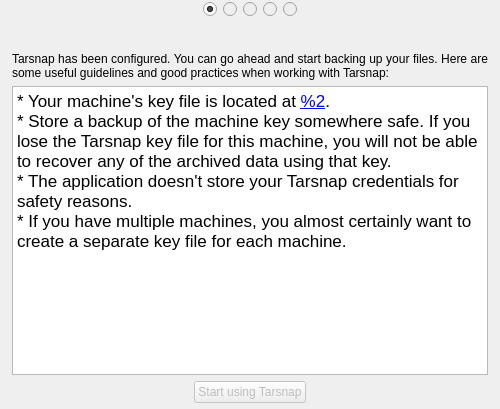
Above: forms/setupdialog.ui from Tarsnap/tarsnap-gui before the change. Below: the same form after it.
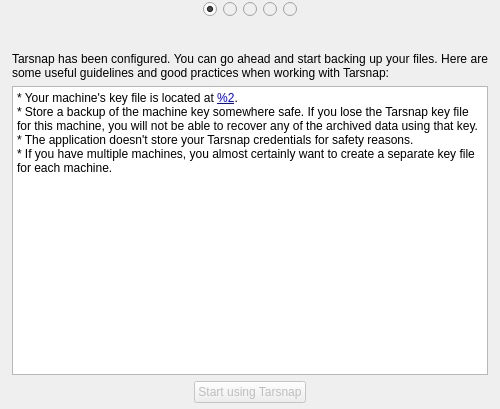
That is the form after the change. The open tabs and pages were chosen to show the change. Icons and pictures are not drawn.

Commit message: Adjustments for the Setup Wizard.

Patch:
```diff
--- a/forms/setupdialog.ui
+++ b/forms/setupdialog.ui
@@ -939,7 +939,7 @@
           <string>&lt;!DOCTYPE HTML PUBLIC &quot;-//W3C//DTD HTML 4.0//EN&quot; &quot;http://www.w3.org/TR/REC-html40/strict.dtd&quot;&gt;
 &lt;html&gt;&lt;head&gt;&lt;meta name=&quot;qrichtext&quot; content=&quot;1&quot; /&gt;&lt;style type=&quot;text/css&quot;&gt;
 p, li { white-space: pre-wrap; }
-&lt;/style&gt;&lt;/head&gt;&lt;body style=&quot; font-family:'.Helvetica Neue DeskInterface'; font-size:13pt; font-weight:400; font-style:normal;&quot;&gt;
+&lt;/style&gt;&lt;/head&gt;&lt;body&gt;
 &lt;p style=&quot; margin-top:0px; margin-bottom:0px; margin-left:0px; margin-right:0px; -qt-block-indent:0; text-indent:0px;&quot;&gt;* Your machine's key file is located at &lt;a href=&quot;%1&quot;&gt;&lt;span style=&quot; text-decoration: underline; color:#0000ff;&quot;&gt;%2&lt;/span&gt;&lt;/a&gt;.&lt;/p&gt;
 &lt;p style=&quot; margin-top:0px; margin-bottom:0px; margin-left:0px; margin-right:0px; -qt-block-indent:0; text-indent:0px;&quot;&gt;* Store a backup of the machine key somewhere safe. If you lose the Tarsnap key file for this machine, you will not be able to recover any of the archived data using that key.&lt;/p&gt;
 &lt;p style=&quot; margin-top:0px; margin-bottom:0px; margin-left:0px; margin-right:0px; -qt-block-indent:0; text-indent:0px;&quot;&gt;* The application doesn't store your Tarsnap credentials for safety reasons.&lt;/p&gt;
```
The commit also changes 1 other file.
